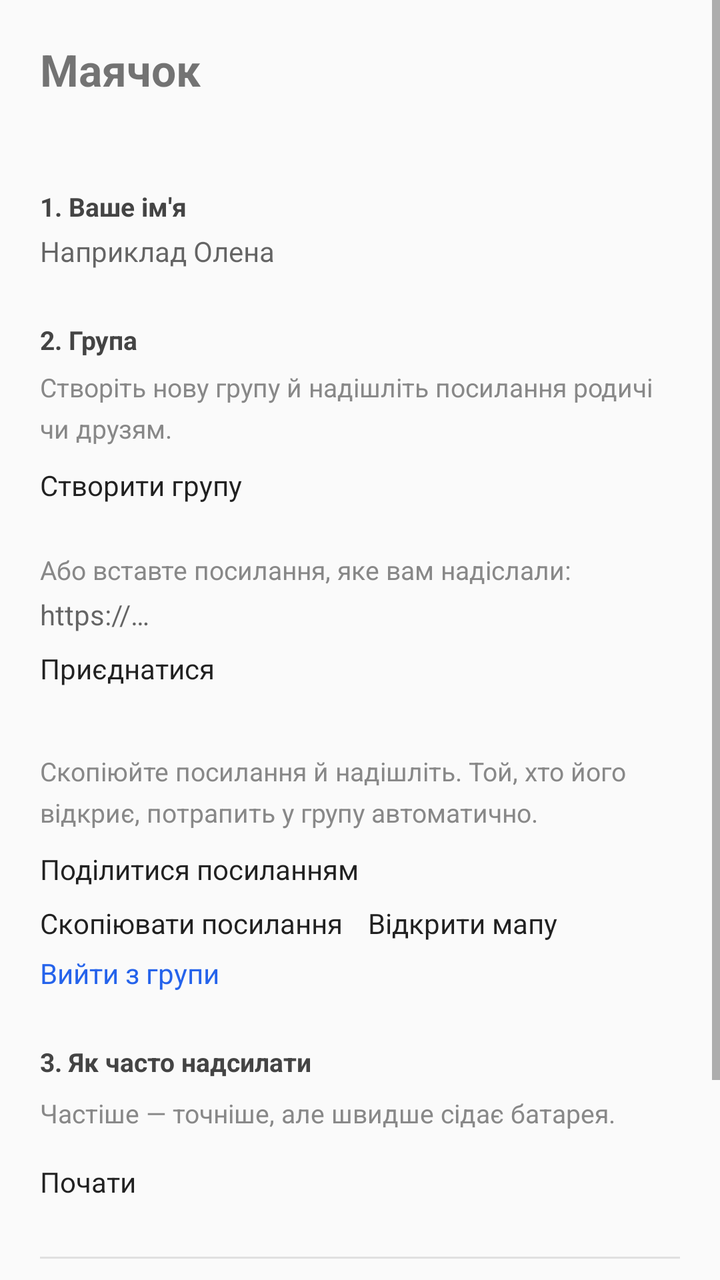
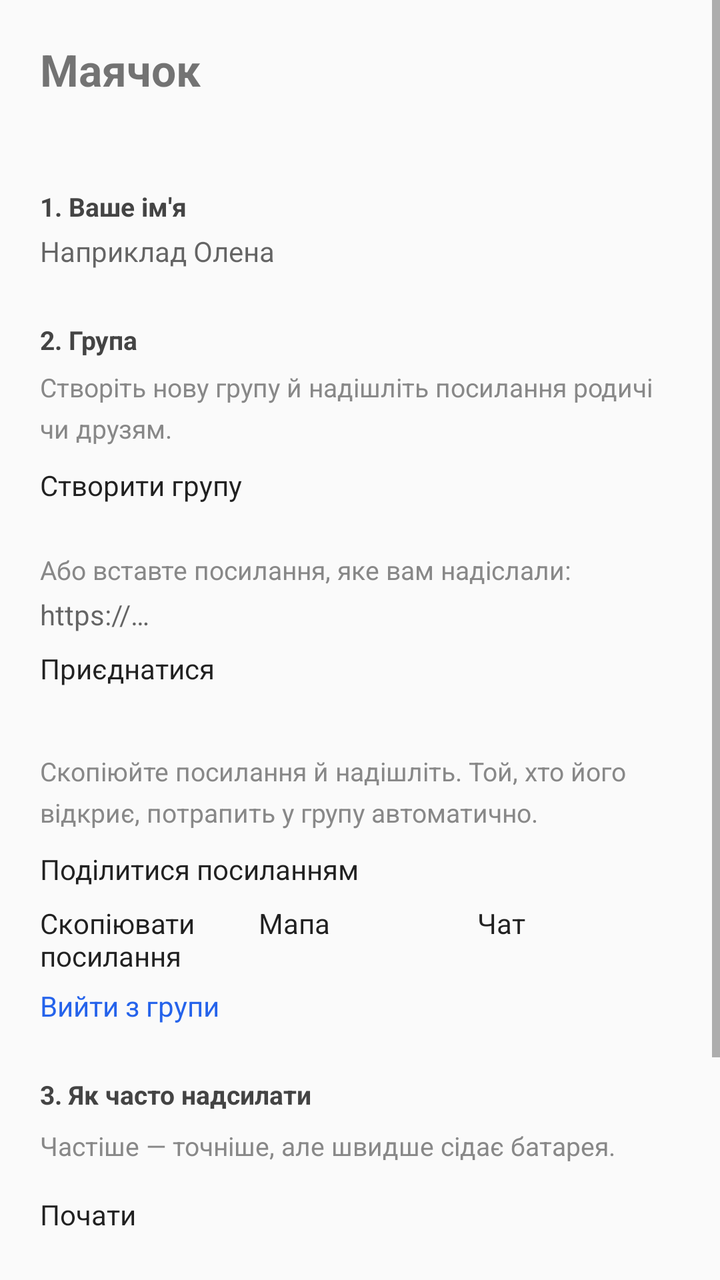

Two renders of the same Android screen: before a commit and after it. Below are the layout's source before the change and the commit's diff.
<!-- AndroidManifest.xml: application theme AppTheme -->
<!-- res/layout/activity_main.xml -->
<?xml version="1.0" encoding="utf-8"?>
<ScrollView xmlns:android="http://schemas.android.com/apk/res/android"
    android:layout_width="match_parent"
    android:layout_height="match_parent"
    android:fillViewport="true">

    <LinearLayout
        android:layout_width="match_parent"
        android:layout_height="wrap_content"
        android:orientation="vertical"
        android:padding="20dp">

        
        <TextView
            android:layout_width="wrap_content"
            android:layout_height="wrap_content"
            android:text="@string/app_name"
            android:textSize="22sp"
            android:textStyle="bold" />

        <TextView
            android:id="@+id/status"
            android:layout_width="wrap_content"
            android:layout_height="wrap_content"
            android:layout_marginTop="4dp"
            android:layout_marginBottom="22dp"
            android:textColor="#666666"
            android:textSize="14sp" />

        
        <TextView
            style="@style/Label"
            android:text="@string/label_name" />

        <EditText
            android:id="@+id/name"
            style="@style/Field"
            android:hint="@string/hint_name"
            android:importantForAutofill="no"
            android:inputType="textPersonName|textCapWords"
            android:maxLength="24" />

        
        <TextView
            style="@style/Label"
            android:layout_marginTop="26dp"
            android:text="@string/label_group" />

        
        <LinearLayout
            android:id="@+id/group_empty"
            android:layout_width="match_parent"
            android:layout_height="wrap_content"
            android:orientation="vertical">

            <TextView
                style="@style/Hint"
                android:text="@string/hint_group_new" />

            <Button
                android:id="@+id/create"
                android:layout_width="match_parent"
                android:layout_height="wrap_content"
                android:layout_marginTop="10dp"
                android:text="@string/btn_create_group" />

            <TextView
                style="@style/Hint"
                android:layout_marginTop="24dp"
                android:text="@string/hint_group_join" />

            <EditText
                android:id="@+id/code"
                style="@style/Field"
                android:hint="@string/hint_code"
                android:importantForAutofill="no"
                android:inputType="textUri|textNoSuggestions"
                android:maxLines="3" />

            <Button
                android:id="@+id/join"
                android:layout_width="match_parent"
                android:layout_height="wrap_content"
                android:layout_marginTop="8dp"
                android:text="@string/btn_join_group" />
        </LinearLayout>

        
        <LinearLayout
            android:id="@+id/group_ready"
            android:layout_width="match_parent"
            android:layout_height="wrap_content"
            android:orientation="vertical">

            <TextView
                android:id="@+id/code_value"
                style="@style/LinkBig" />

            <TextView
                style="@style/Hint"
                android:text="@string/hint_code_share" />

            <Button
                android:id="@+id/share"
                android:layout_width="match_parent"
                android:layout_height="wrap_content"
                android:layout_marginTop="10dp"
                android:text="@string/btn_share" />

            <LinearLayout
                android:layout_width="match_parent"
                android:layout_height="wrap_content"
                android:layout_marginTop="8dp"
                android:orientation="horizontal">

                <Button
                    android:id="@+id/copy"
                    android:layout_width="0dp"
                    android:layout_height="wrap_content"
                    android:layout_marginEnd="8dp"
                    android:layout_weight="1"
                    android:text="@string/btn_copy_link" />

                <Button
                    android:id="@+id/map"
                    android:layout_width="0dp"
                    android:layout_height="wrap_content"
                    android:layout_weight="1"
                    android:text="@string/btn_map" />
            </LinearLayout>

            <Button
                android:id="@+id/forget"
                style="@style/Link"
                android:layout_marginTop="6dp"
                android:text="@string/btn_forget" />
        </LinearLayout>

        
        <TextView
            style="@style/Label"
            android:layout_marginTop="26dp"
            android:text="@string/label_interval" />

        <Spinner
            android:id="@+id/interval"
            android:layout_width="match_parent"
            android:layout_height="wrap_content"
            android:layout_marginTop="2dp" />

        <TextView
            style="@style/Hint"
            android:text="@string/note_battery" />

        <Button
            android:id="@+id/toggle"
            android:layout_width="match_parent"
            android:layout_height="wrap_content"
            android:layout_marginTop="16dp"
            android:text="@string/btn_start" />

        
        <View
            android:layout_width="match_parent"
            android:layout_height="1dp"
            android:layout_marginTop="28dp"
            android:layout_marginBottom="18dp"
            android:background="#e0e0e0" />

        <TextView
            style="@style/Label"
            android:text="@string/label_help" />

        <TextView
            style="@style/Hint"
            android:text="@string/hint_help" />

        <LinearLayout
            android:layout_width="match_parent"
            android:layout_height="wrap_content"
            android:layout_marginTop="10dp"
            android:orientation="horizontal">

            <Button
                android:id="@+id/github"
                android:layout_width="0dp"
                android:layout_height="wrap_content"
                android:layout_marginEnd="8dp"
                android:layout_weight="1"
                android:text="@string/btn_github" />

            <Button
                android:id="@+id/apk"
                android:layout_width="0dp"
                android:layout_height="wrap_content"
                android:layout_weight="1"
                android:text="@string/btn_apk" />
        </LinearLayout>

    </LinearLayout>
</ScrollView>
<!-- resources referenced by this layout -->
<resources>
  <string name="app_name">Маячок</string>
  <string name="btn_apk">Завантажити APK</string>
  <string name="btn_copy_link">Скопіювати посилання</string>
  <string name="btn_create_group">Створити групу</string>
  <string name="btn_forget">Вийти з групи</string>
  <string name="btn_github">Проєкт</string>
  <string name="btn_join_group">Приєднатися</string>
  <string name="btn_map">Відкрити мапу</string>
  <string name="btn_share">Поділитися посиланням</string>
  <string name="btn_start">Почати</string>
  <string name="hint_code">https://…</string>
  <string name="hint_code_share">Скопіюйте посилання й надішліть. Той, хто його відкриє, потрапить у групу автоматично.</string>
  <string name="hint_group_join">Або вставте посилання, яке вам надіслали:</string>
  <string name="hint_group_new">Створіть нову групу й надішліть посилання родичі чи друзям.</string>
  <string name="hint_help">Всім у групі видно одне одного. Точка зникає через 30 хв без оновлень.</string>
  <string name="hint_name">Наприклад Олена</string>
  <string name="label_group">2. Група</string>
  <string name="label_help">4. Довідка</string>
  <string name="label_interval">3. Як часто надсилати</string>
  <string name="label_name">1. Ваше ім\'я</string>
  <string name="note_battery">Частіше — точніше, але швидше сідає батарея.</string>
  <style name="Field">
          <item name="android:layout_width">match_parent</item>
          <item name="android:layout_height">wrap_content</item>
          <item name="android:layout_marginTop">4dp</item>
      </style>
  <style name="Hint">
          <item name="android:layout_width">match_parent</item>
          <item name="android:layout_height">wrap_content</item>
          <item name="android:layout_marginTop">6dp</item>
          <item name="android:textSize">13sp</item>
          <item name="android:textColor">#888888</item>
          <item name="android:lineSpacingMultiplier">1.3</item>
      </style>
  <style name="Label">
          <item name="android:layout_width">wrap_content</item>
          <item name="android:layout_height">wrap_content</item>
          <item name="android:textSize">13sp</item>
          <item name="android:textStyle">bold</item>
          <item name="android:textColor">#444444</item>
      </style>
  <style name="Link">
          <item name="android:layout_width">match_parent</item>
          <item name="android:layout_height">wrap_content</item>
          <item name="android:background">@android:color/transparent</item>
          <item name="android:textColor">#2563eb</item>
          <item name="android:textSize">14sp</item>
      </style>
  <style name="LinkBig">
          <item name="android:layout_width">match_parent</item>
          <item name="android:layout_height">wrap_content</item>
          <item name="android:textSize">14sp</item>
          <item name="android:textColor">#2563eb</item>
          <item name="android:paddingTop">4dp</item>
          <item name="android:paddingBottom">4dp</item>
      </style>
  <style name="AppTheme" parent="@android:style/Theme.Material.Light.DarkActionBar" />
</resources>

<!-- the commit's change to res/layout/activity_main.xml (unified diff, before → after) -->
@@ -1,5 +1,10 @@
 <?xml version="1.0" encoding="utf-8"?>
-<ScrollView xmlns:android="http://schemas.android.com/apk/res/android"
+<FrameLayout xmlns:android="http://schemas.android.com/apk/res/android"
+    android:layout_width="match_parent"
+    android:layout_height="match_parent">
+
+<ScrollView
+    android:id="@+id/main_panel"
     android:layout_width="match_parent"
     android:layout_height="match_parent"
     android:fillViewport="true">
@@ -127,6 +132,14 @@
                     android:layout_height="wrap_content"
                     android:layout_weight="1"
                     android:text="@string/btn_map" />
+
+                <Button
+                    android:id="@+id/chat"
+                    android:layout_width="0dp"
+                    android:layout_height="wrap_content"
+                    android:layout_marginStart="8dp"
+                    android:layout_weight="1"
+                    android:text="@string/btn_chat" />
             </LinearLayout>
 
             <Button
@@ -199,3 +212,96 @@
 
     </LinearLayout>
 </ScrollView>
+
+    
+    <LinearLayout
+        android:id="@+id/map_panel"
+        android:layout_width="match_parent"
+        android:layout_height="match_parent"
+        android:orientation="vertical"
+        android:visibility="gone">
+
+        <Button
+            android:id="@+id/map_back"
+            android:layout_width="wrap_content"
+            android:layout_height="wrap_content"
+            android:layout_margin="6dp"
+            android:minWidth="0dp"
+            android:paddingStart="12dp"
+            android:paddingEnd="14dp"
+            android:text="@string/btn_back" />
+
+        <WebView
+            android:id="@+id/map_view"
+            android:layout_width="match_parent"
+            android:layout_height="0dp"
+            android:layout_weight="1" />
+    </LinearLayout>
+
+    
+    <LinearLayout
+        android:id="@+id/chat_panel"
+        android:layout_width="match_parent"
+        android:layout_height="match_parent"
+        android:orientation="vertical"
+        android:visibility="gone">
+
+        <Button
+            android:id="@+id/chat_back"
+            android:layout_width="wrap_content"
+            android:layout_height="wrap_content"
+            android:layout_margin="6dp"
+            android:minWidth="0dp"
+            android:paddingStart="12dp"
+            android:paddingEnd="14dp"
+            android:text="@string/btn_back" />
+
+        <ScrollView
+            android:id="@+id/chat_log"
+            android:layout_width="match_parent"
+            android:layout_height="0dp"
+            android:layout_weight="1"
+            android:paddingStart="14dp"
+            android:paddingEnd="14dp"
+            android:paddingBottom="8dp">
+
+            <LinearLayout
+                android:id="@+id/chat_list"
+                android:layout_width="match_parent"
+                android:layout_height="wrap_content"
+                android:orientation="vertical" />
+        </ScrollView>
+
+        <TextView
+            android:id="@+id/chat_empty"
+            style="@style/Hint"
+            android:layout_marginStart="14dp"
+            android:layout_marginEnd="14dp"
+            android:text="@string/chat_empty" />
+
+        <LinearLayout
+            android:layout_width="match_parent"
+            android:layout_height="wrap_content"
+            android:orientation="horizontal"
+            android:padding="8dp">
+
+            <EditText
+                android:id="@+id/chat_input"
+                style="@style/Field"
+                android:layout_width="0dp"
+                android:layout_height="wrap_content"
+                android:layout_marginEnd="8dp"
+                android:layout_weight="1"
+                android:hint="@string/chat_hint"
+                android:importantForAutofill="no"
+                android:inputType="textMultiLine|textCapSentences"
+                android:maxLength="500" />
+
+            <Button
+                android:id="@+id/chat_send"
+                android:layout_width="wrap_content"
+                android:layout_height="wrap_content"
+                android:text="@string/chat_send" />
+        </LinearLayout>
+    </LinearLayout>
+</FrameLayout>
<!-- resource entries referenced after the edit -->
@@ -2,14 +2,19 @@
 <resources>
   <string name="app_name">Маячок</string>
   <string name="btn_apk">Завантажити APK</string>
+  <string name="btn_back">‹ Назад</string>
+  <string name="btn_chat">Чат</string>
   <string name="btn_copy_link">Скопіювати посилання</string>
   <string name="btn_create_group">Створити групу</string>
   <string name="btn_forget">Вийти з групи</string>
   <string name="btn_github">Проєкт</string>
   <string name="btn_join_group">Приєднатися</string>
-  <string name="btn_map">Відкрити мапу</string>
+  <string name="btn_map">Мапа</string>
   <string name="btn_share">Поділитися посиланням</string>
   <string name="btn_start">Почати</string>
+  <string name="chat_empty">Повідомлень ще немає. Напишіть перше — решта групи побачить його одразу.</string>
+  <string name="chat_hint">Повідомлення…</string>
+  <string name="chat_send">OK</string>
   <string name="hint_code">https://…</string>
   <string name="hint_code_share">Скопіюйте посилання й надішліть. Той, хто його відкриє, потрапить у групу автоматично.</string>
   <string name="hint_group_join">Або вставте посилання, яке вам надіслали:</string>
